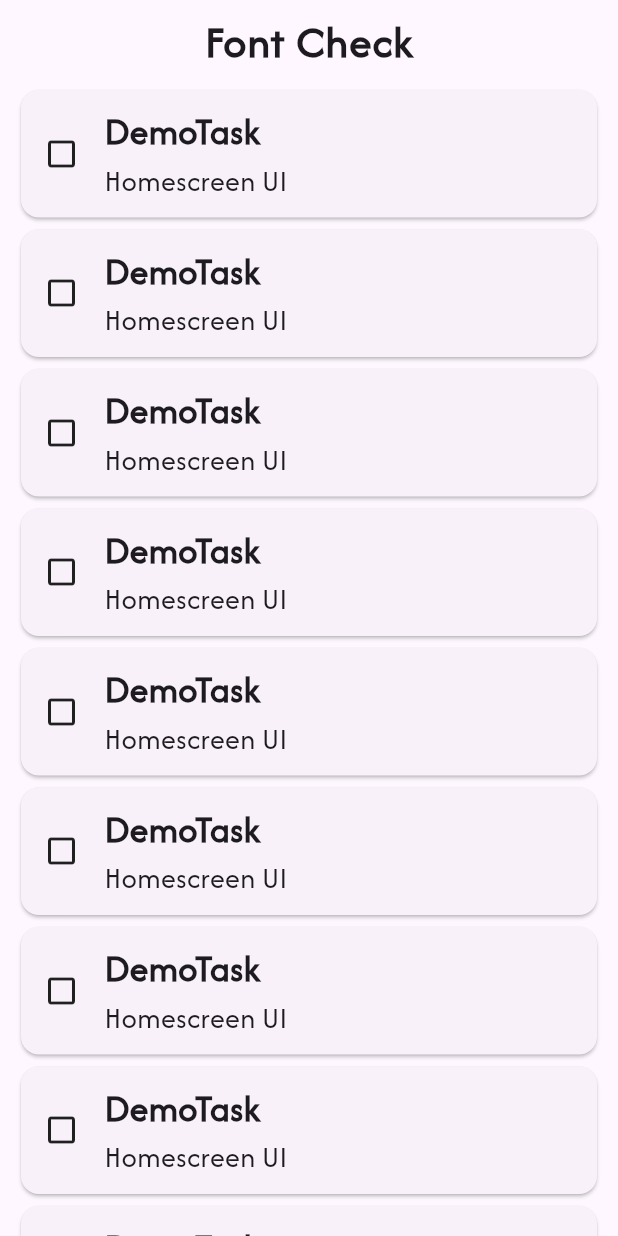
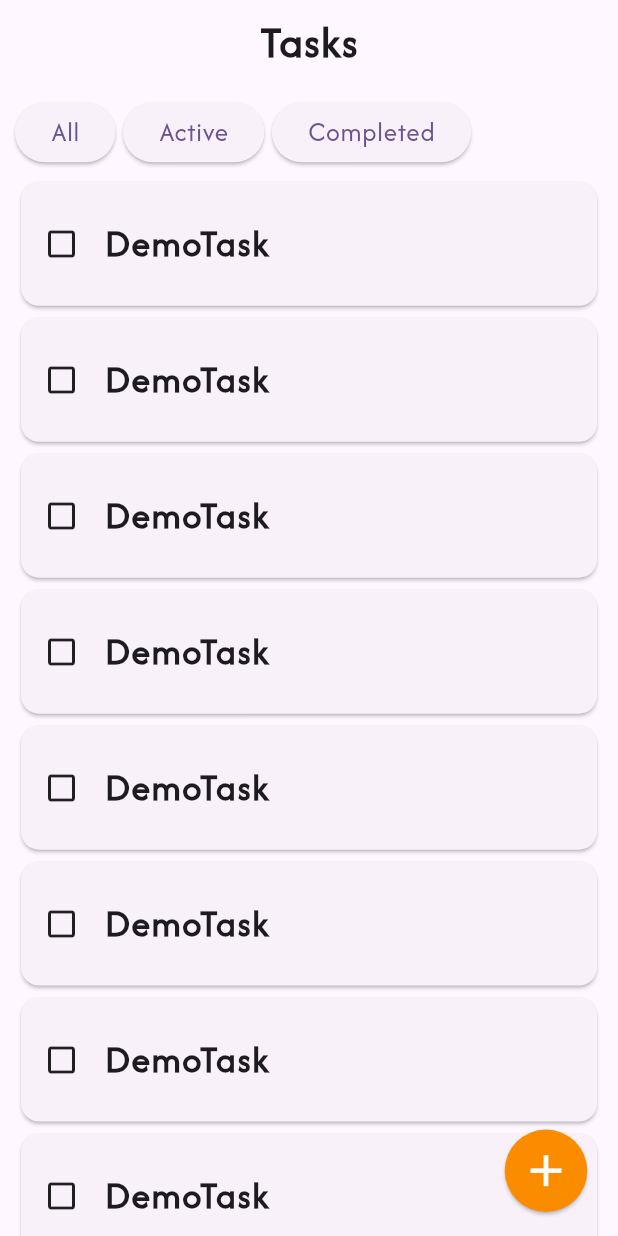
Before and after one commit to hamster336/to_do_app, a Flutter app: the screen it shows after launch, on a phone screen of 412 x 824 dp. Run offline on Flutter 3.47's test engine with Material 3 defaults, Android fonts, the phone set to English and light mode, and no system bars; our stand-ins replace flutter_bloc.

```diff
--- /dev/null
+++ b/lib/bloc/task_bloc.dart
@@ -0,0 +1,16 @@
+import 'package:flutter_bloc/flutter_bloc.dart';
+
+part 'task_event.dart';
+part 'task_state.dart';
+
+class TaskBloc extends Bloc<TaskEvent, TaskState> {
+  TaskBloc() : super(TaskInitial()) {
+    on<TaskEvent>((event, emit) {
+      on<AddTask>(_addTask);
+    });
+  }
+
+  void _addTask(TaskEvent event, Emitter emit) {
+
+  }
+}
--- /dev/null
+++ b/lib/bloc/task_event.dart
@@ -0,0 +1,13 @@
+part of 'task_bloc.dart';
+
+sealed class TaskEvent {}
+
+final class LoadTask extends TaskEvent {}
+
+final class AddTask extends TaskEvent {}
+
+final class UpdateTask extends TaskEvent {}
+
+final class DeleteTask extends TaskEvent {}
+
+final class ToggleTaskCompletion extends TaskEvent {}
--- /dev/null
+++ b/lib/bloc/task_state.dart
@@ -0,0 +1,11 @@
+part of 'task_bloc.dart';
+
+sealed class TaskState {}
+
+final class TaskInitial extends TaskState {}
+
+final class TaskLoading extends TaskState {}
+
+final class TaskLoaded extends TaskState {}
+
+final class TaskError extends TaskState {}
--- a/lib/main.dart
+++ b/lib/main.dart
@@ -1,4 +1,6 @@
 import 'package:flutter/material.dart';
+import 'package:flutter_bloc/flutter_bloc.dart';
+import 'package:to_do_app/bloc/task_bloc.dart';
 import 'package:to_do_app/screens/home_screen.dart';
 
 void main() {
@@ -11,15 +13,25 @@ class MyApp extends StatelessWidget {
   // This widget is the root of your application.
   @override
   Widget build(BuildContext context) {
-    return MaterialApp(
+    return MultiBlocProvider(
+      providers: [BlocProvider(create: (context) => TaskBloc())],
+      child: MaterialApp(
         debugShowCheckedModeBanner: false,
         title: 'To Do',
         darkTheme: ThemeData.dark(),
         theme: ThemeData(
+          useMaterial3: true,
           fontFamily: 'Afacad',
           colorScheme: .fromSeed(seedColor: Colors.deepPurple),
         ),
         home: const HomeScreen(),
+      ),
     );
   }
 }
+
+/*
+  Events change state.
+  State changes UI.
+  UI handles navigation.
+*/
--- a/lib/models/task.dart
+++ b/lib/models/task.dart
@@ -1,7 +1,6 @@
 class Task {
   late String id;
   late String title;
-  late String description;
   late bool isComplete;
   late String createdAt;
   late String? dueDate;
@@ -10,7 +9,6 @@ class Task {
   Task({
     required this.id,
     required this.title,
-    required this.description,
     required this.isComplete,
     required this.createdAt,
     this.dueDate,
--- a/lib/models/task_card.dart
+++ b/lib/models/task_card.dart
@@ -11,7 +11,7 @@ class TaskCard extends StatelessWidget {
 
     return SizedBox(
       width: size.width,
-      // height: size.height * 0.1,
+      height: size.height * 0.11,
       child: Card(
         child: Padding(
           padding: const EdgeInsets.symmetric(horizontal: 15, vertical: 10),
@@ -20,19 +20,15 @@ class TaskCard extends StatelessWidget {
               Icon(Icons.check_box_outline_blank),
 
               SizedBox(width: size.width * 0.04),
-              Column(
-                crossAxisAlignment: .start,
-                children: [
-                  Text(
-                    task.title,
-                    style: TextStyle(fontSize: 25, fontWeight: FontWeight.w600),
-                  ),
 
-                  Text(
-                    task.description,
-                    style: TextStyle(fontSize: 20, fontWeight: FontWeight.w500),
-                  ),
-                ],
+              Text(
+                task.title,
+                style: TextStyle(
+                  fontSize: 25,
+                  fontWeight: FontWeight.w600,
+                  fontFamily: 'Afacad',
+                  letterSpacing: 1,
+                ),
               ),
             ],
           ),
--- /dev/null
+++ b/lib/models/ui_helper.dart
@@ -0,0 +1,4 @@
+import 'package:flutter/material.dart';
+
+class UiHelper {
+}
--- a/lib/screens/home_screen.dart
+++ b/lib/screens/home_screen.dart
@@ -1,24 +1,29 @@
 import 'package:flutter/material.dart';
+import 'package:flutter_bloc/flutter_bloc.dart';
+import 'package:to_do_app/bloc/task_bloc.dart';
 import 'package:to_do_app/models/task.dart';
 import 'package:to_do_app/models/task_card.dart';
+import 'package:to_do_app/screens/task_screen.dart';
 
 class HomeScreen extends StatelessWidget {
   const HomeScreen({super.key});
 
   @override
   Widget build(BuildContext context) {
+    final size = MediaQuery.of(context).size;
+
     return Scaffold(
       appBar: AppBar(
         forceMaterialTransparency: true,
         title: const Text(
-          'Font Check',
+          'Tasks',
           style: TextStyle(
             fontSize: 30,
-            fontWeight: FontWeight.w900,
+            fontWeight: FontWeight.w600,
             letterSpacing: 0.75,
+            fontFamily: 'Afacad',
           ),
         ),
-        // titleTextStyle: TextStyle(fontSize: 25, fontWeight: FontWeight.w600),
         centerTitle: true,
       ),
 
@@ -27,7 +32,56 @@ class HomeScreen extends StatelessWidget {
 
         child: Column(
           children: [
+            SizedBox(height: size.height * 0.01),
+
+            Row(
+              children: [
+                ElevatedButton(
+                  onPressed: () {},
+                  child: const Text(
+                    'All',
+                    style: TextStyle(
+                      fontSize: 18,
+                      fontFamily: 'Afacad',
+                      letterSpacing: 0.5,
+                    ),
+                  ),
+                ),
+
+                const SizedBox(width: 5),
+
+                ElevatedButton(
+                  onPressed: () {},
+                  child: const Text(
+                    'Active',
+                    style: TextStyle(
+                      fontSize: 18,
+                      fontFamily: 'Afacad',
+                      letterSpacing: 0.5,
+                    ),
+                  ),
+                ),
+
+                const SizedBox(width: 5),
+
+                ElevatedButton(
+                  onPressed: () {},
+                  child: const Text(
+                    'Completed',
+                    style: TextStyle(
+                      fontSize: 18,
+                      fontFamily: 'Afacad',
+                      letterSpacing: 0.5,
+                    ),
+                  ),
+                ),
+              ],
+            ),
+
+            // SizedBox(height: size.height * 0.01),
             Expanded(
+              child: Padding(
+                padding: const EdgeInsets.only(top: 5),
                 child: ListView.builder(
                   physics: BouncingScrollPhysics(),
                   itemCount: 10,
@@ -36,7 +90,6 @@ class HomeScreen extends StatelessWidget {
                       task: Task(
                         id: '1',
                         title: 'DemoTask',
-                      description: 'Homescreen UI',
                         isComplete: false,
                         createdAt: 'Today',
                       ),
@@ -44,9 +97,29 @@ class HomeScreen extends StatelessWidget {
                   },
                 ),
               ),
+            ),
           ],
         ),
       ),
+
+      floatingActionButton: ElevatedButton(
+        onPressed: () => editTask(),
+        style: ElevatedButton.styleFrom(
+          shape: CircleBorder(),
+          padding: EdgeInsets.all(10),
+          backgroundColor: Colors.orange.shade600,
+        ),
+        child: Icon(Icons.add, size: 35, color: Colors.white),
+      ),
+    );
+  }
+
+  Widget editTask() {
+    return BottomSheet(
+      onClosing: () {},
+      builder: (context) {
+        return Text('Bottom Sheet');
+      },
     );
   }
 }
--- a/pubspec.yaml
+++ b/pubspec.yaml
@@ -34,6 +34,7 @@ dependencies:
   # The following adds the Cupertino Icons font to your application.
   # Use with the CupertinoIcons class for iOS style icons.
   cupertino_icons: ^1.0.8
+  flutter_bloc: ^9.1.1
 
 dev_dependencies:
   flutter_test:
```
Also changed, not shown: lib/screens/task_screen.dart (added, +68 -0 lines), pubspec.lock. Lines whose indentation alone changed are shown as unchanged.
